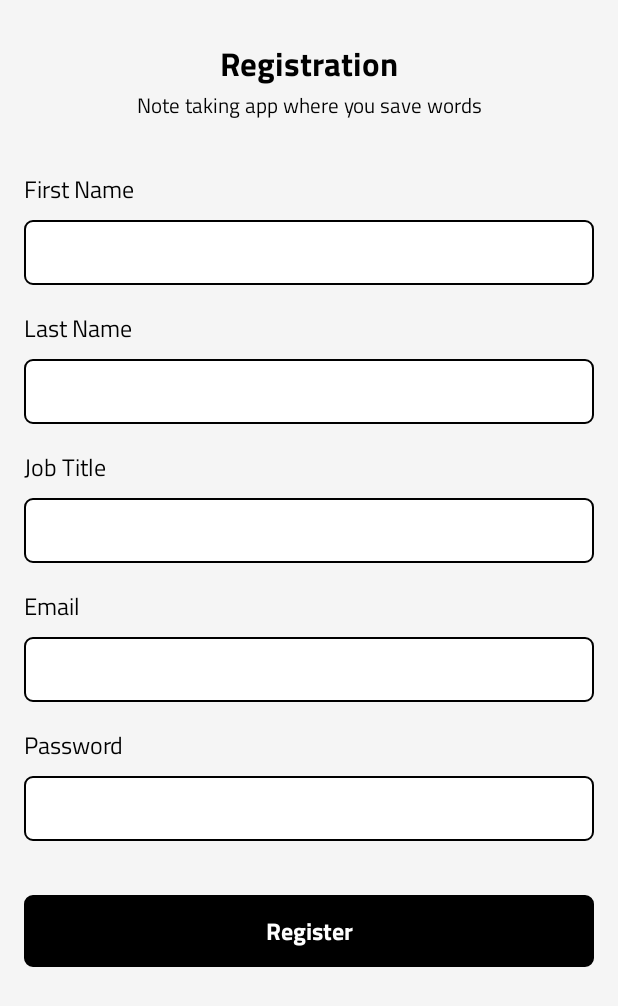
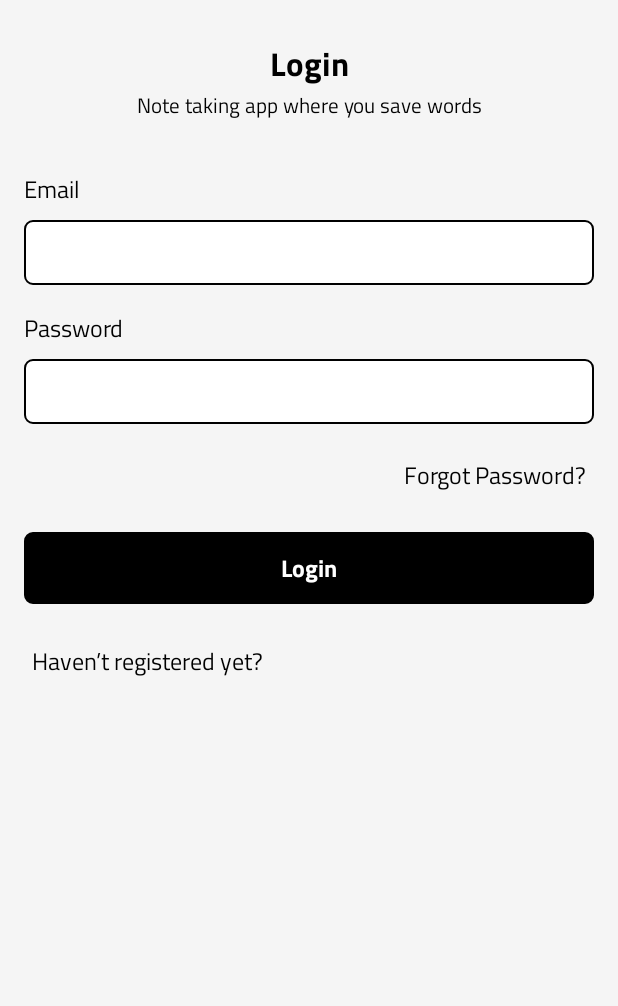
Before and after one commit to talhayi/NoteAppFirebase, an Android app: the screen it shows after launch (MainActivity), on a phone screen of 412 x 824 dp. Shown: the top 1006 px of the screen. Run offline under Robolectric (Android 15) with nearby library versions, the light colour scheme and no system bars; our stand-ins replace Dagger/Hilt's generated code, Firebase (no records; nobody signed in at launch, a user with empty details on screens opened directly).

Commit message:
Created Login

```diff
--- a/app/src/main/java/com/example/firebaseexample/data/repository/AuthRepository.kt
+++ b/app/src/main/java/com/example/firebaseexample/data/repository/AuthRepository.kt
@@ -6,6 +6,6 @@ import com.example.firebaseexample.util.UIState
 interface AuthRepository {
     fun registerUser(email: String, password: String, user: User, result: (UIState<String>) -> Unit)
     fun updateUserInfo(user: User, result: (UIState<String>) -> Unit)
-    fun loginUser(user: User, result: (UIState<String>) -> Unit)
+    fun loginUser(email: String, password: String, result: (UIState<String>) -> Unit)
     fun forgotPassword(user: User, result: (UIState<String>) -> Unit)
 }
--- a/app/src/main/java/com/example/firebaseexample/data/repository/AuthRepositoryImpl.kt
+++ b/app/src/main/java/com/example/firebaseexample/data/repository/AuthRepositoryImpl.kt
@@ -76,8 +76,20 @@ class AuthRepositoryImpl(
             }
     }
 
-    override fun loginUser(user: User, result: (UIState<String>) -> Unit) {
-        TODO("Not yet implemented")
+    override fun loginUser(
+        email: String,
+        password: String,
+        result: (UIState<String>) -> Unit) {
+        auth.signInWithEmailAndPassword(email,password)
+            .addOnCompleteListener { task ->
+                if (task.isSuccessful) {
+                    result.invoke(UIState.Success("Login successfully!"))
+                }else{
+                    result.invoke(UIState.Failure("Authentication failed, Check email and password"))
+                }
+            }.addOnFailureListener {
+                result.invoke(UIState.Failure("Authentication failed, Check email and password"))
+            }
     }
 
     override fun forgotPassword(user: User, result: (UIState<String>) -> Unit) {
--- a/app/src/main/java/com/example/firebaseexample/ui/auth/AuthViewModel.kt
+++ b/app/src/main/java/com/example/firebaseexample/ui/auth/AuthViewModel.kt
@@ -17,6 +17,10 @@ class AuthViewModel @Inject constructor(
     val register: LiveData<UIState<String>>
         get() = _register
 
+    private val _login = MutableLiveData<UIState<String>>()
+    val login: LiveData<UIState<String>>
+        get() = _login
+
     fun register(
         email: String,
         password: String,
@@ -29,4 +33,17 @@ class AuthViewModel @Inject constructor(
             user = user
         ) { _register.value = it }
     }
+
+    fun login(
+        email: String,
+        password: String
+    ) {
+        _login.value = UIState.Loading
+        authRepository.loginUser(
+            email,
+            password
+        ){
+            _login.value = it
+        }
+    }
 }
--- /dev/null
+++ b/app/src/main/java/com/example/firebaseexample/ui/auth/LoginFragment.kt
@@ -0,0 +1,96 @@
+package com.example.firebaseexample.ui.auth
+
+import android.os.Bundle
+import androidx.fragment.app.Fragment
+import android.view.LayoutInflater
+import android.view.View
+import android.view.ViewGroup
+import androidx.fragment.app.viewModels
+import androidx.navigation.fragment.findNavController
+import com.example.firebaseexample.R
+import com.example.firebaseexample.databinding.FragmentLoginBinding
+import com.example.firebaseexample.util.*
+import dagger.hilt.android.AndroidEntryPoint
+
+@AndroidEntryPoint
+class LoginFragment : Fragment() {
+
+    val TAG: String = "LoginFragment"
+    private lateinit var binding: FragmentLoginBinding
+    private val viewModel: AuthViewModel by viewModels()
+
+    override fun onCreateView(
+        inflater: LayoutInflater, container: ViewGroup?,
+        savedInstanceState: Bundle?
+    ): View {
+        binding = FragmentLoginBinding.inflate(layoutInflater)
+        return binding.root
+    }
+
+    override fun onViewCreated(view: View, savedInstanceState: Bundle?) {
+        super.onViewCreated(view, savedInstanceState)
+        observer()
+        binding.loginBtn.setOnClickListener {
+            if (validation()) {
+                viewModel.login(
+                    email = binding.emailEt.text.toString(),
+                    password = binding.passEt.text.toString()
+                )
+            }
+        }
+
+        binding.forgotPassLabel.setOnClickListener {
+
+        }
+
+        binding.registerLabel.setOnClickListener {
+            findNavController().navigate(R.id.action_loginFragment_to_registerFragment)
+        }
+    }
+
+    private fun observer(){
+        viewModel.login.observe(viewLifecycleOwner) { state ->
+            when(state){
+                is UIState.Loading -> {
+                    binding.loginBtn.text = getString(R.string.empty)
+                    binding.loginProgress.show()
+                }
+                is UIState.Failure -> {
+                    binding.loginBtn.text = getString(R.string.login)
+                    binding.loginProgress.hide()
+                    toast(state.error)
+                }
+                is UIState.Success -> {
+                    binding.loginBtn.text = getString(R.string.login)
+                    binding.loginProgress.hide()
+                    toast(state.data)
+                    findNavController().navigate(R.id.action_loginFragment_to_noteListFragment)
+                }
+            }
+        }
+    }
+
+    private fun validation(): Boolean {
+        var isValid = true
+
+        if (binding.emailEt.text.isNullOrEmpty()){
+            isValid = false
+            toast(getString(R.string.enter_email))
+        }else{
+            if (!binding.emailEt.text.toString().isValidEmail()){
+                isValid = false
+                toast(getString(R.string.invalid_email))
+            }
+        }
+        if (binding.passEt.text.isNullOrEmpty()){
+            isValid = false
+            toast(getString(R.string.enter_password))
+        }else{
+            if (binding.passEt.text.toString().length < 8){
+                isValid = false
+                toast(getString(R.string.invalid_password))
+            }
+        }
+        return isValid
+    }
+}
--- /dev/null
+++ b/app/src/main/res/layout/fragment_login.xml
@@ -0,0 +1,158 @@
+<?xml version="1.0" encoding="utf-8"?>
+<androidx.constraintlayout.widget.ConstraintLayout
+    xmlns:android="http://schemas.android.com/apk/res/android"
+    xmlns:tools="http://schemas.android.com/tools"
+    android:layout_width="match_parent"
+    android:layout_height="match_parent"
+    xmlns:app="http://schemas.android.com/apk/res-auto"
+    tools:context=".ui.auth.LoginFragment">
+
+    <TextView
+        android:id="@+id/name"
+        android:layout_width="wrap_content"
+        android:layout_height="wrap_content"
+        android:layout_marginTop="25dp"
+        android:fontFamily="@font/titillium_web_bold"
+        android:text="@string/login"
+        android:textColor="@color/black"
+        android:textSize="22sp"
+        app:layout_constraintEnd_toEndOf="parent"
+        app:layout_constraintStart_toStartOf="parent"
+        app:layout_constraintTop_toTopOf="parent" />
+
+    <TextView
+        android:id="@+id/headline"
+        android:layout_width="wrap_content"
+        android:layout_height="wrap_content"
+        android:fontFamily="@font/titillium_web_regular"
+        android:text="@string/note_taking_app_where_you_save_words"
+        android:textColor="@color/black"
+        android:textSize="14sp"
+        app:layout_constraintEnd_toEndOf="parent"
+        app:layout_constraintStart_toStartOf="parent"
+        app:layout_constraintTop_toBottomOf="@+id/name" />
+
+    <TextView
+        android:id="@+id/email_label"
+        android:layout_width="wrap_content"
+        android:layout_height="wrap_content"
+        android:layout_marginStart="16dp"
+        android:layout_marginTop="32dp"
+        android:fontFamily="@font/titillium_web_regular"
+        android:text="@string/email"
+        android:textColor="@color/black"
+        android:textSize="16sp"
+        app:layout_constraintStart_toStartOf="parent"
+        app:layout_constraintTop_toBottomOf="@+id/headline" />
+
+    <EditText
+        android:id="@+id/email_et"
+        android:layout_width="0dp"
+        android:layout_height="wrap_content"
+        android:layout_marginStart="16dp"
+        android:layout_marginLeft="16dp"
+        android:layout_marginTop="8dp"
+        android:layout_marginEnd="16dp"
+        android:layout_marginRight="16dp"
+        android:background="@drawable/black_white_rect_bg"
+        android:ems="10"
+        android:fontFamily="@font/titillium_web_regular"
+        android:inputType="textEmailAddress"
+        android:textColor="@color/black"
+        android:textSize="14sp"
+        app:layout_constraintEnd_toEndOf="parent"
+        app:layout_constraintHorizontal_bias="0.0"
+        app:layout_constraintStart_toStartOf="parent"
+        app:layout_constraintTop_toBottomOf="@+id/email_label" />
+
+    <TextView
+        android:id="@+id/pass_label"
+        android:layout_width="wrap_content"
+        android:layout_height="wrap_content"
+        android:layout_marginTop="16dp"
+        android:fontFamily="@font/titillium_web_regular"
+        android:text="@string/password"
+        android:textColor="@color/black"
+        android:textSize="16sp"
+        app:layout_constraintEnd_toEndOf="@+id/email_et"
+        app:layout_constraintHorizontal_bias="0.0"
+        app:layout_constraintStart_toStartOf="@+id/email_et"
+        app:layout_constraintTop_toBottomOf="@+id/email_et" />
+
+    <EditText
+        android:id="@+id/pass_et"
+        android:layout_width="0dp"
+        android:layout_height="wrap_content"
+        android:layout_marginTop="8dp"
+        android:background="@drawable/black_white_rect_bg"
+        android:fontFamily="@font/titillium_web_regular"
+        android:inputType="textPassword"
+        android:textColor="@color/black"
+        android:textSize="14sp"
+        app:layout_constraintEnd_toEndOf="@+id/email_et"
+        app:layout_constraintHorizontal_bias="0.0"
+        app:layout_constraintStart_toStartOf="@+id/email_et"
+        app:layout_constraintTop_toBottomOf="@+id/pass_label" />
+
+    <TextView
+        android:id="@+id/forgot_pass_label"
+        android:layout_width="wrap_content"
+        android:layout_height="wrap_content"
+        android:layout_marginTop="16dp"
+        android:fontFamily="@font/titillium_web_regular"
+        android:padding="5dp"
+        android:text="@string/forgot_password"
+        android:textColor="@color/black"
+        android:textSize="16sp"
+        app:layout_constraintEnd_toEndOf="@+id/email_et"
+        app:layout_constraintTop_toBottomOf="@+id/pass_et" />
+
+    <TextView
+        android:id="@+id/register_label"
+        android:layout_width="wrap_content"
+        android:layout_height="wrap_content"
+        android:layout_marginTop="16dp"
+        android:fontFamily="@font/titillium_web_regular"
+        android:padding="5dp"
+        android:text="@string/haven_t_registered_yet"
+        android:textColor="@color/black"
+        android:textSize="16sp"
+        app:layout_constraintEnd_toEndOf="@+id/email_et"
+        app:layout_constraintHorizontal_bias="0.0"
+        app:layout_constraintStart_toStartOf="@+id/email_et"
+        app:layout_constraintTop_toBottomOf="@+id/button_layout" />
+
+    <RelativeLayout
+        android:id="@+id/button_layout"
+        android:layout_width="0dp"
+        android:layout_height="wrap_content"
+        android:layout_marginTop="20dp"
+        app:layout_constraintEnd_toEndOf="@+id/email_et"
+        app:layout_constraintHorizontal_bias="0.0"
+        app:layout_constraintStart_toStartOf="@+id/email_et"
+        app:layout_constraintTop_toBottomOf="@+id/forgot_pass_label">
+
+        <com.google.android.material.button.MaterialButton
+            android:id="@+id/login_btn"
+            android:layout_width="match_parent"
+            android:layout_height="wrap_content"
+            android:background="@drawable/black_rect_bg"
+            android:text="@string/login"
+            android:textAllCaps="false"
+            android:textAppearance="@style/SubTitleStyle"
+            android:textColor="@color/white"
+            app:backgroundTint="@color/black" />
+
+        <ProgressBar
+            android:id="@+id/login_progress"
+            style="?android:attr/progressBarStyle"
+            android:layout_width="36dp"
+            android:layout_height="36dp"
+            android:layout_centerInParent="true"
+            android:layout_marginTop="16dp"
+            android:elevation="10dp"
+            android:indeterminateTint="@color/white"
+            android:visibility="invisible" />
+
+    </RelativeLayout>
+</androidx.constraintlayout.widget.ConstraintLayout>
--- a/app/src/main/res/navigation/nav_graph.xml
+++ b/app/src/main/res/navigation/nav_graph.xml
@@ -3,7 +3,7 @@
     xmlns:app="http://schemas.android.com/apk/res-auto"
     xmlns:tools="http://schemas.android.com/tools"
     android:id="@+id/nav_graph"
-    app:startDestination="@id/registerFragment">
+    app:startDestination="@id/loginFragment">
 
     <fragment
         android:id="@+id/noteListFragment"
@@ -31,4 +31,16 @@
             android:id="@+id/action_registerFragment_to_noteListFragment"
             app:destination="@id/noteListFragment" />
     </fragment>
+    <fragment
+        android:id="@+id/loginFragment"
+        android:name="com.example.firebaseexample.ui.auth.LoginFragment"
+        android:label="fragment_login"
+        tools:layout="@layout/fragment_login" >
+        <action
+            android:id="@+id/action_loginFragment_to_registerFragment"
+            app:destination="@id/registerFragment" />
+        <action
+            android:id="@+id/action_loginFragment_to_noteListFragment"
+            app:destination="@id/noteListFragment" />
+    </fragment>
 </navigation>
--- a/app/src/main/res/values/strings.xml
+++ b/app/src/main/res/values/strings.xml
@@ -40,4 +40,7 @@
     <string name="invalid_email">Invalid email entered</string>
     <string name="enter_password">Enter password</string>
     <string name="invalid_password">Your password must be at least 8 characters</string>
+    <string name="login">Login</string>
+    <string name="forgot_password">Forgot Password?</string>
+    <string name="haven_t_registered_yet">Haven’t registered yet?</string>
 </resources>
```
